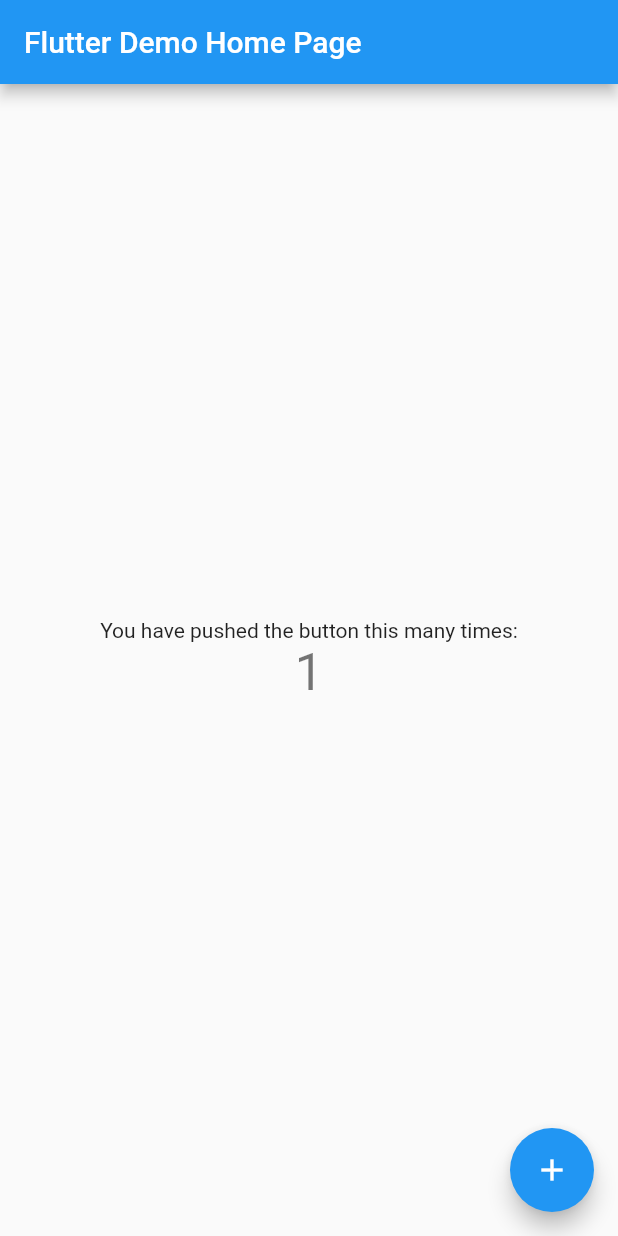
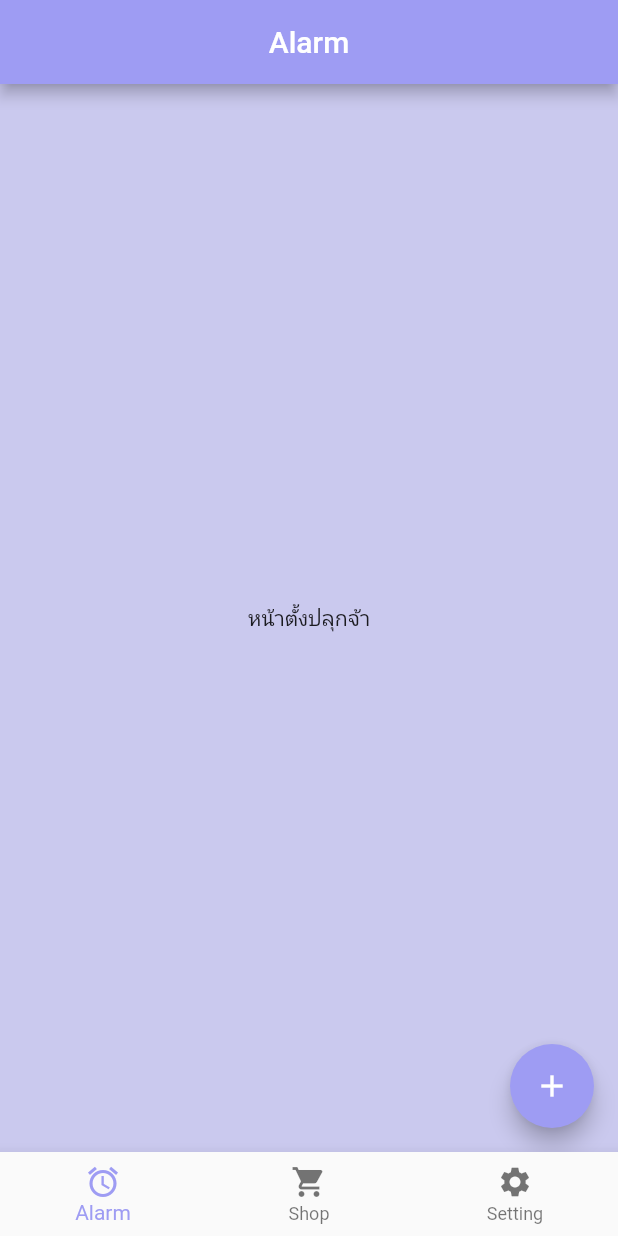
Before and after one commit to WachirananNot/AlarmPlus, a Flutter app: the screen it shows after launch, after a tap on the "add" icon, on a phone screen of 412 x 824 dp. Run offline on Flutter 3.47's test engine with Material 2 defaults, Android fonts, the phone set to English and light mode, and no system bars.

Commit message:
add prototype UI

```diff
--- /dev/null
+++ b/lib/alarm_page.dart
@@ -0,0 +1,35 @@
+import 'package:alarmplus/alarm_service.dart';
+import 'package:flutter/material.dart';
+import 'package:provider/provider.dart';
+
+class AlarmPage extends StatefulWidget {
+  const AlarmPage({super.key});
+
+  @override
+  State<AlarmPage> createState() => _AlarmPageState();
+}
+
+class _AlarmPageState extends State<AlarmPage> {
+  @override
+  Widget build(BuildContext context) {
+    return Consumer<AlarmService>(
+      builder: (_, alarmService, __) {
+        return Scaffold(
+          backgroundColor: alarmService.subColor,
+          appBar: AppBar(
+              title: const Center(
+            child: Text('Alarm',style: TextStyle(color: Colors.white)),
+          )),
+          body: const Center(
+            child: Text("หน้าตั้งปลุกจ้า"),
+          ),
+          floatingActionButton: FloatingActionButton(
+              onPressed: () {},
+              tooltip: 'Increment',
+              backgroundColor: alarmService.color,
+              child: const Icon(Icons.add, color: Colors.white)),
+        );
+      },
+    );
+  }
+}
--- /dev/null
+++ b/lib/alarm_service.dart
@@ -0,0 +1,38 @@
+import 'package:flutter/cupertino.dart';
+import 'package:flutter/material.dart';
+
+class AlarmService extends ChangeNotifier {
+  late MaterialColor color;
+  late MaterialColor subColor;
+  MaterialColor changeColorCode(int hexColor) {
+    color = MaterialColor(hexColor, const <int, Color>{
+      50: Color.fromRGBO(238, 129, 48, .1),
+      100: Color.fromRGBO(238, 129, 48, .2),
+      200: Color.fromRGBO(238, 129, 48, .3),
+      300: Color.fromRGBO(238, 129, 48, .4),
+      400: Color.fromRGBO(238, 129, 48, .5),
+      500: Color.fromRGBO(238, 129, 48, .6),
+      600: Color.fromRGBO(238, 129, 48, .7),
+      700: Color.fromRGBO(238, 129, 48, .8),
+      800: Color.fromRGBO(238, 129, 48, .9),
+      900: Color.fromRGBO(238, 129, 48, 1),
+    });
+    return color;
+  }
+
+  MaterialColor changeSubColorCode(int hexColor) {
+    subColor = MaterialColor(hexColor, const <int, Color>{
+      50: Color.fromRGBO(238, 129, 48, .1),
+      100: Color.fromRGBO(238, 129, 48, .2),
+      200: Color.fromRGBO(238, 129, 48, .3),
+      300: Color.fromRGBO(238, 129, 48, .4),
+      400: Color.fromRGBO(238, 129, 48, .5),
+      500: Color.fromRGBO(238, 129, 48, .6),
+      600: Color.fromRGBO(238, 129, 48, .7),
+      700: Color.fromRGBO(238, 129, 48, .8),
+      800: Color.fromRGBO(238, 129, 48, .9),
+      900: Color.fromRGBO(238, 129, 48, 1),
+    });
+    return subColor;
+  }
+}
--- /dev/null
+++ b/lib/bottom_navigation.dart
@@ -0,0 +1,38 @@
+import 'package:alarmplus/alarm_page.dart';
+import 'package:alarmplus/setting_page.dart';
+import 'package:alarmplus/shop_page.dart';
+import 'package:flutter/material.dart';
+
+class BottomNavigation extends StatefulWidget {
+  const BottomNavigation({super.key});
+
+  @override
+  State<BottomNavigation> createState() => _BottomNavigationState();
+}
+
+class _BottomNavigationState extends State<BottomNavigation> {
+  int _currentIndex = 0;
+  @override
+  Widget build(BuildContext context) {
+    return Scaffold(
+      body: IndexedStack(
+        index: _currentIndex,
+        children: const [AlarmPage(), ShopPage(), SettingPage()],
+      ),
+      bottomNavigationBar: BottomNavigationBar(
+        currentIndex: _currentIndex,
+        onTap: (index) {
+          setState(() {
+            _currentIndex = index;
+          });
+        },
+        items: const [
+          BottomNavigationBarItem(icon: Icon(Icons.alarm), label: 'Alarm'),
+          BottomNavigationBarItem(
+              icon: Icon(Icons.shopping_cart), label: 'Shop'),
+          BottomNavigationBarItem(icon: Icon(Icons.settings), label: 'Setting'),
+        ],
+      ),
+    );
+  }
+}
--- a/lib/main.dart
+++ b/lib/main.dart
@@ -1,115 +1,131 @@
+import 'package:alarmplus/alarm_service.dart';
+import 'package:alarmplus/bottom_navigation.dart';
 import 'package:flutter/material.dart';
+import 'package:provider/provider.dart';
 
-void main() {
-  runApp(const MyApp());
+class AlarmPlus extends StatefulWidget {
+  const AlarmPlus({super.key});
+
+  @override
+  State<AlarmPlus> createState() => _AlarmPlusState();
 }
 
-class MyApp extends StatelessWidget {
-  const MyApp({super.key});
-
-  // This widget is the root of your application.
+class _AlarmPlusState extends State<AlarmPlus> {
   @override
   Widget build(BuildContext context) {
-    return MaterialApp(
-      title: 'Flutter Demo',
-      theme: ThemeData(
-        // This is the theme of your application.
-        //
-        // Try running your application with "flutter run". You'll see the
-        // application has a blue toolbar. Then, without quitting the app, try
-        // changing the primarySwatch below to Colors.green and then invoke
-        // "hot reload" (press "r" in the console where you ran "flutter run",
-        // or simply save your changes to "hot reload" in a Flutter IDE).
-        // Notice that the counter didn't reset back to zero; the application
-        // is not restarted.
-        primarySwatch: Colors.blue,
-      ),
-      home: const MyHomePage(title: 'Flutter Demo Home Page'),
-    );
+    return Consumer<AlarmService>(builder: (_, alarmService, __) {
+      alarmService.changeSubColorCode(0xffCAC9EE);
+      alarmService.changeColorCode(0xff9E9CF3);
+      return MaterialApp(
+        title: 'Alarm+',
+        theme: ThemeData(
+          primarySwatch: alarmService.color,
+        ),
+        home: const BottomNavigation(),
+      );
+    });
   }
 }
 
-class MyHomePage extends StatefulWidget {
-  const MyHomePage({super.key, required this.title});
-
-  // This widget is the home page of your application. It is stateful, meaning
-  // that it has a State object (defined below) that contains fields that affect
-  // how it looks.
-
-  // This class is the configuration for the state. It holds the values (in this
-  // case the title) provided by the parent (in this case the App widget) and
-  // used by the build method of the State. Fields in a Widget subclass are
-  // always marked "final".
-
-  final String title;
-
-  @override
-  State<MyHomePage> createState() => _MyHomePageState();
+void main() {
+  runApp(ChangeNotifierProvider(
+    create: (_) =>
+        AlarmService(), //     <----create pokemon service since the start of the app
+    child: const AlarmPlus(),
+  ));
 }
 
-class _MyHomePageState extends State<MyHomePage> {
-  int _counter = 0;
+// class MyApp extends StatelessWidget {
+//   const MyApp({super.key});
 
-  void _incrementCounter() {
-    setState(() {
-      // This call to setState tells the Flutter framework that something has
-      // changed in this State, which causes it to rerun the build method below
-      // so that the display can reflect the updated values. If we changed
-      // _counter without calling setState(), then the build method would not be
-      // called again, and so nothing would appear to happen.
-      _counter++;
-    });
-  }
 
-  @override
-  Widget build(BuildContext context) {
-    // This method is rerun every time setState is called, for instance as done
-    // by the _incrementCounter method above.
-    //
-    // The Flutter framework has been optimized to make rerunning build methods
-    // fast, so that you can just rebuild anything that needs updating rather
-    // than having to individually change instances of widgets.
-    return Scaffold(
-      appBar: AppBar(
-        // Here we take the value from the MyHomePage object that was created by
-        // the App.build method, and use it to set our appbar title.
-        title: Text(widget.title),
-      ),
-      body: Center(
-        // Center is a layout widget. It takes a single child and positions it
-        // in the middle of the parent.
-        child: Column(
-          // Column is also a layout widget. It takes a list of children and
-          // arranges them vertically. By default, it sizes itself to fit its
-          // children horizontally, and tries to be as tall as its parent.
-          //
-          // Invoke "debug painting" (press "p" in the console, choose the
-          // "Toggle Debug Paint" action from the Flutter Inspector in Android
-          // Studio, or the "Toggle Debug Paint" command in Visual Studio Code)
-          // to see the wireframe for each widget.
-          //
-          // Column has various properties to control how it sizes itself and
-          // how it positions its children. Here we use mainAxisAlignment to
-          // center the children vertically; the main axis here is the vertical
-          // axis because Columns are vertical (the cross axis would be
-          // horizontal).
-          mainAxisAlignment: MainAxisAlignment.center,
-          children: <Widget>[
-            const Text(
-              'You have pushed the button this many times:',
-            ),
-            Text(
-              '$_counter',
-              style: Theme.of(context).textTheme.headline4,
-            ),
-          ],
-        ),
-      ),
-      floatingActionButton: FloatingActionButton(
-        onPressed: _incrementCounter,
-        tooltip: 'Increment',
-        child: const Icon(Icons.add),
-      ), // This trailing comma makes auto-formatting nicer for build methods.
-    );
-  }
-}
+//   @override
+//   Widget build(BuildContext context) {
+//     return
+//   }
+// }
+
+// class MyHomePage extends StatefulWidget {
+//   const MyHomePage({super.key, required this.title});
+
+//   // This widget is the home page of your application. It is stateful, meaning
+//   // that it has a State object (defined below) that contains fields that affect
+//   // how it looks.
+
+//   // This class is the configuration for the state. It holds the values (in this
+//   // case the title) provided by the parent (in this case the App widget) and
+//   // used by the build method of the State. Fields in a Widget subclass are
+//   // always marked "final".
+
+//   final String title;
+
+//   @override
+//   State<MyHomePage> createState() => _MyHomePageState();
+// }
+
+// class _MyHomePageState extends State<MyHomePage> {
+//   int _counter = 0;
+
+//   void _incrementCounter() {
+//     setState(() {
+//       // This call to setState tells the Flutter framework that something has
+//       // changed in this State, which causes it to rerun the build method below
+//       // so that the display can reflect the updated values. If we changed
+//       // _counter without calling setState(), then the build method would not be
+//       // called again, and so nothing would appear to happen.
+//       _counter++;
+//     });
+//   }
+
+//   @override
+//   Widget build(BuildContext context) {
+//     // This method is rerun every time setState is called, for instance as done
+//     // by the _incrementCounter method above.
+//     //
+//     // The Flutter framework has been optimized to make rerunning build methods
+//     // fast, so that you can just rebuild anything that needs updating rather
+//     // than having to individually change instances of widgets.
+//     return Scaffold(
+//       appBar: AppBar(
+//         // Here we take the value from the MyHomePage object that was created by
+//         // the App.build method, and use it to set our appbar title.
+//         title: Text(widget.title),
+//       ),
+//       body: Center(
+//         // Center is a layout widget. It takes a single child and positions it
+//         // in the middle of the parent.
+//         child: Column(
+//           // Column is also a layout widget. It takes a list of children and
+//           // arranges them vertically. By default, it sizes itself to fit its
+//           // children horizontally, and tries to be as tall as its parent.
+//           //
+//           // Invoke "debug painting" (press "p" in the console, choose the
+//           // "Toggle Debug Paint" action from the Flutter Inspector in Android
+//           // Studio, or the "Toggle Debug Paint" command in Visual Studio Code)
+//           // to see the wireframe for each widget.
+//           //
+//           // Column has various properties to control how it sizes itself and
+//           // how it positions its children. Here we use mainAxisAlignment to
+//           // center the children vertically; the main axis here is the vertical
+//           // axis because Columns are vertical (the cross axis would be
+//           // horizontal).
+//           mainAxisAlignment: MainAxisAlignment.center,
+//           children: <Widget>[
+//             const Text(
+//               'You have pushed the button this many times:',
+//             ),
+//             Text(
+//               '$_counter',
+//               style: Theme.of(context).textTheme.headline4,
+//             ),
+//           ],
+//         ),
+//       ),
+//       floatingActionButton: FloatingActionButton(
+//         onPressed: _incrementCounter,
+//         tooltip: 'Increment',
+//         child: const Icon(Icons.add),
+//       ), // This trailing comma makes auto-formatting nicer for build methods.
+//     );
+//   }
+// }
--- /dev/null
+++ b/lib/setting_page.dart
@@ -0,0 +1,31 @@
+import 'package:alarmplus/alarm_service.dart';
+import 'package:flutter/material.dart';
+import 'package:provider/provider.dart';
+
+class SettingPage extends StatefulWidget {
+  const SettingPage({super.key});
+
+  @override
+  State<SettingPage> createState() => _SettingPageState();
+}
+
+class _SettingPageState extends State<SettingPage> {
+  @override
+  Widget build(BuildContext context) {
+    return Consumer<AlarmService>(
+      builder: (_, alarmService, __) {
+        return Scaffold(
+          backgroundColor: alarmService.subColor,
+          appBar: AppBar(
+              title: const Center(
+            child: Text('Setting', style: TextStyle(color: Colors.white)),
+          )),
+          body: const Center(
+            child: Text("หน้าตั้งค่าจ้า"),
+          ),
+        );
+      },
+    );
+    ;
+  }
+}
--- /dev/null
+++ b/lib/shop_page.dart
@@ -0,0 +1,30 @@
+import 'package:alarmplus/alarm_service.dart';
+import 'package:flutter/material.dart';
+import 'package:provider/provider.dart';
+
+class ShopPage extends StatefulWidget {
+  const ShopPage({super.key});
+
+  @override
+  State<ShopPage> createState() => _ShopPageState();
+}
+
+class _ShopPageState extends State<ShopPage> {
+  @override
+  Widget build(BuildContext context) {
+    return Consumer<AlarmService>(
+      builder: (_, alarmService, __) {
+        return Scaffold(
+          backgroundColor: alarmService.subColor,
+          appBar: AppBar(
+              title: const Center(
+            child: Text('Shop',style: TextStyle(color: Colors.white)),
+          )),
+          body: const Center(
+            child: Text("หน้าร้านค้าจ้า"),
+          ),
+        );
+      },
+    );
+  }
+}
--- a/pubspec.yaml
+++ b/pubspec.yaml
@@ -29,8 +29,11 @@ environment:
 # the latest version available on pub.dev. To see which dependencies have newer
 # versions available, run `flutter pub outdated`.
 dependencies:
+  provider:
   flutter:
     sdk: flutter
+  http:
+  strings:
 
 
   # The following adds the Cupertino Icons font to your application.
```
Also changed, not shown: pubspec.lock.
